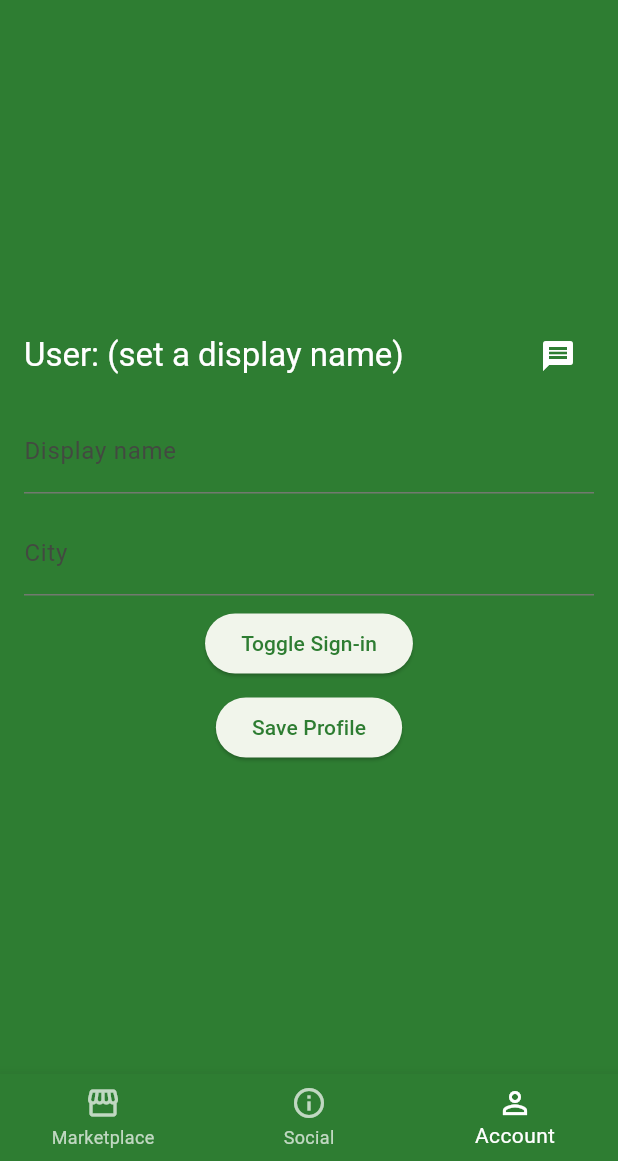
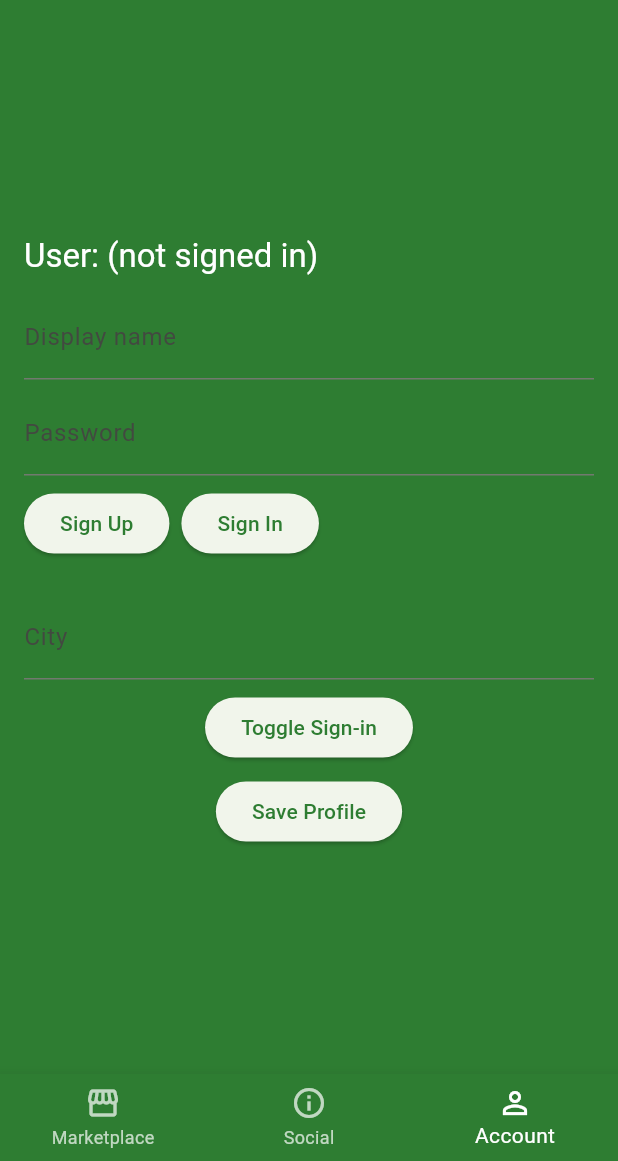
Before and after one commit to Cryptanaki/Scrap-It-Down, a Flutter app: the screen it shows after launch, item 3 of the bottom bar chosen, on a phone screen of 412 x 824 dp, the part 75-1236 px from its top. Run offline on Flutter 3.47's test engine with Material 3 defaults, Android fonts, the light colour scheme and no system bars; our stand-ins replace cloud_firestore, firebase_core, image_picker, permission_handler, shared_preferences; accounts and stored records are empty.

Commit message:
Account: add signup/signin, profile picture upload; enforce '@' display names; require price for Jewelry/Coin posts

```diff
--- a/lib/screens/account_screen.dart
+++ b/lib/screens/account_screen.dart
@@ -1,4 +1,7 @@
 import 'package:flutter/material.dart';
+import 'dart:io';
+
+import 'package:image_picker/image_picker.dart';
 import 'package:scrap_it_down/services/services.dart';
 import 'messages_screen.dart';
 
@@ -13,18 +16,21 @@ class AccountScreen extends StatefulWidget {
 
 class _AccountScreenState extends State<AccountScreen> {
   late final TextEditingController _nameCtrl;
+  late final TextEditingController _passwordCtrl;
   late final TextEditingController _cityCtrl;
 
   @override
   void initState() {
     super.initState();
     _nameCtrl = TextEditingController(text: AuthService.instance.displayName.value);
+    _passwordCtrl = TextEditingController();
     _cityCtrl = TextEditingController(text: AuthService.instance.city.value);
   }
 
   @override
   void dispose() {
     _nameCtrl.dispose();
+    _passwordCtrl.dispose();
     _cityCtrl.dispose();
     super.dispose();
   }
@@ -43,24 +49,112 @@ class _AccountScreenState extends State<AccountScreen> {
                 valueListenable: AuthService.instance.displayName,
                 builder: (context, name, _) {
                   return Text(
-                    name.isNotEmpty ? 'User: $name' : 'User: (set a display name)',
+                    name.isNotEmpty ? 'User: $name' : 'User: (not signed in)',
                     style: Theme.of(context).textTheme.titleLarge,
                   );
                 },
               ),
-              IconButton(
+              ValueListenableBuilder<bool>(
+                valueListenable: AuthService.instance.signedIn,
+                builder: (context, signedIn, _) {
+                  if (!signedIn) return const SizedBox.shrink();
+                  return IconButton(
                     icon: const Icon(Icons.message),
                     onPressed: () => Navigator.of(context).push(MaterialPageRoute(builder: (_) => const MessagesScreen())),
+                  );
+                },
               ),
             ],
           ),
           const SizedBox(height: 12),
+          ValueListenableBuilder<bool>(
+            valueListenable: AuthService.instance.signedIn,
+            builder: (context, signedIn, _) {
+              if (!signedIn) {
+                return Column(
+                  children: [
                     TextField(
                       controller: _nameCtrl,
                       decoration: const InputDecoration(labelText: 'Display name'),
-            onSubmitted: (v) async {
-              await AuthService.instance.setDisplayName(v);
+                    ),
+                    const SizedBox(height: 8),
+                    TextField(
+                      controller: _passwordCtrl,
+                      decoration: const InputDecoration(labelText: 'Password'),
+                      obscureText: true,
+                    ),
+                    const SizedBox(height: 8),
+                    Row(
+                      children: [
+                        ElevatedButton(
+                          onPressed: () async {
+                            final name = _nameCtrl.text;
+                            final pass = _passwordCtrl.text;
+                            final ok = await AuthService.instance.signUp(name, pass);
+                            if (ok) {
+                              // reflect sanitized name
                               _nameCtrl.text = AuthService.instance.displayName.value;
+                              if (!mounted) return;
+                              ScaffoldMessenger.of(context).showSnackBar(const SnackBar(content: Text('Account created and signed in')));
+                              setState(() {});
+                            }
+                          },
+                          child: const Text('Sign Up'),
+                        ),
+                        const SizedBox(width: 8),
+                        ElevatedButton(
+                          onPressed: () async {
+                            final name = _nameCtrl.text;
+                            final pass = _passwordCtrl.text;
+                            final ok = await AuthService.instance.signIn(name, pass);
+                            if (ok) {
+                              _nameCtrl.text = AuthService.instance.displayName.value;
+                              if (!mounted) return;
+                              ScaffoldMessenger.of(context).showSnackBar(const SnackBar(content: Text('Signed in')));
+                              setState(() {});
+                            } else {
+                              if (!mounted) return;
+                              ScaffoldMessenger.of(context).showSnackBar(const SnackBar(content: Text('Sign-in failed')));
+                            }
+                          },
+                          child: const Text('Sign In'),
+                        ),
+                      ],
+                    ),
+                    const SizedBox(height: 12),
+                  ],
+                );
+              }
+
+              // Signed in UI: show profile picture and editable display name (sanitized on save)
+              return Column(
+                children: [
+                  ValueListenableBuilder<String?>(
+                    valueListenable: AuthService.instance.profilePicture,
+                    builder: (context, pic, _) {
+                      return CircleAvatar(
+                        radius: 36,
+                        backgroundImage: pic != null ? FileImage(File(pic)) : null,
+                        child: pic == null ? const Icon(Icons.person, size: 36) : null,
+                      );
+                    },
+                  ),
+                  const SizedBox(height: 8),
+                  ElevatedButton(
+                    onPressed: () async {
+                      final picker = ImagePicker();
+                      final result = await picker.pickImage(source: ImageSource.gallery, maxWidth: 800, maxHeight: 800);
+                      if (result != null) {
+                        await AuthService.instance.setProfilePicture(result.path);
+                        if (!mounted) return;
+                        setState(() {});
+                      }
+                    },
+                    child: const Text('Upload Profile Picture'),
+                  ),
+                  const SizedBox(height: 12),
+                ],
+              );
             },
           ),
           const SizedBox(height: 12),
--- a/lib/services/auth_service.dart
+++ b/lib/services/auth_service.dart
@@ -14,6 +14,8 @@ class AuthService {
   /// auth, update this notifier based on actual auth events.
   final ValueNotifier<bool> signedIn = ValueNotifier<bool>(false);
   final ValueNotifier<String> displayName = ValueNotifier<String>('');
+  final ValueNotifier<String> _password = ValueNotifier<String>('');
+  final ValueNotifier<String?> profilePicture = ValueNotifier<String?>(null);
   final ValueNotifier<String> city = ValueNotifier<String>('');
 
   /// Call during app startup if you want Auth initialized early.
@@ -23,6 +25,8 @@ class AuthService {
       final prefs = await SharedPreferences.getInstance();
       signedIn.value = prefs.getBool('signed_in') ?? false;
       displayName.value = prefs.getString('display_name') ?? '';
+      _password.value = prefs.getString('password') ?? '';
+      profilePicture.value = prefs.getString('profile_picture');
       city.value = prefs.getString('city') ?? '';
     } catch (e) {
       debugPrint('AuthService.init() failed to load prefs: $e');
@@ -41,6 +45,43 @@ class AuthService {
       debugPrint('Failed to persist sign-in: $e');
     }
     return true;
+  }
+
+  /// Create a basic local account with a display name and password.
+  /// The display name will be sanitized by `setDisplayName`.
+  Future<bool> signUp(String name, String password) async {
+    await setDisplayName(name);
+    _password.value = password;
+    signedIn.value = true;
+    try {
+      final prefs = await SharedPreferences.getInstance();
+      await prefs.setString('password', password);
+      await prefs.setBool('signed_in', true);
+    } catch (e) {
+      debugPrint('Failed to persist sign-up: $e');
+    }
+    return true;
+  }
+
+  /// Sign in with a saved display name (sanitized) and password.
+  /// Returns true if credentials match the persisted ones.
+  Future<bool> signIn(String name, String password) async {
+    final sanitized = name.replaceAll(RegExp(r"\s+"), '');
+    final finalName = sanitized.isEmpty ? '' : (sanitized.startsWith('@') ? sanitized : '@$sanitized');
+    try {
+      final prefs = await SharedPreferences.getInstance();
+      final storedName = prefs.getString('display_name') ?? '';
+      final storedPassword = prefs.getString('password') ?? '';
+      if (storedName == finalName && storedPassword == password && finalName.isNotEmpty) {
+        displayName.value = storedName;
+        _password.value = storedPassword;
+        signedIn.value = true;
+        return true;
+      }
+    } catch (e) {
+      debugPrint('Sign-in error: $e');
+    }
+    return false;
   }
 
   Future<void> setDisplayName(String name) async {
@@ -66,6 +107,20 @@ class AuthService {
     }
   }
 
+  Future<void> setProfilePicture(String? path) async {
+    profilePicture.value = path;
+    try {
+      final prefs = await SharedPreferences.getInstance();
+      if (path == null) {
+        await prefs.remove('profile_picture');
+      } else {
+        await prefs.setString('profile_picture', path);
+      }
+    } catch (e) {
+      debugPrint('Failed to persist profile picture: $e');
+    }
+  }
+
   /// Example sign-out method.
   Future<void> signOut() async {
     debugPrint('AuthService.signOut() called - persisting state');
```
Also changed, not shown: lib/screens/create_post_screen.dart (+15 -8 lines). Lines whose indentation alone changed are shown as unchanged.
